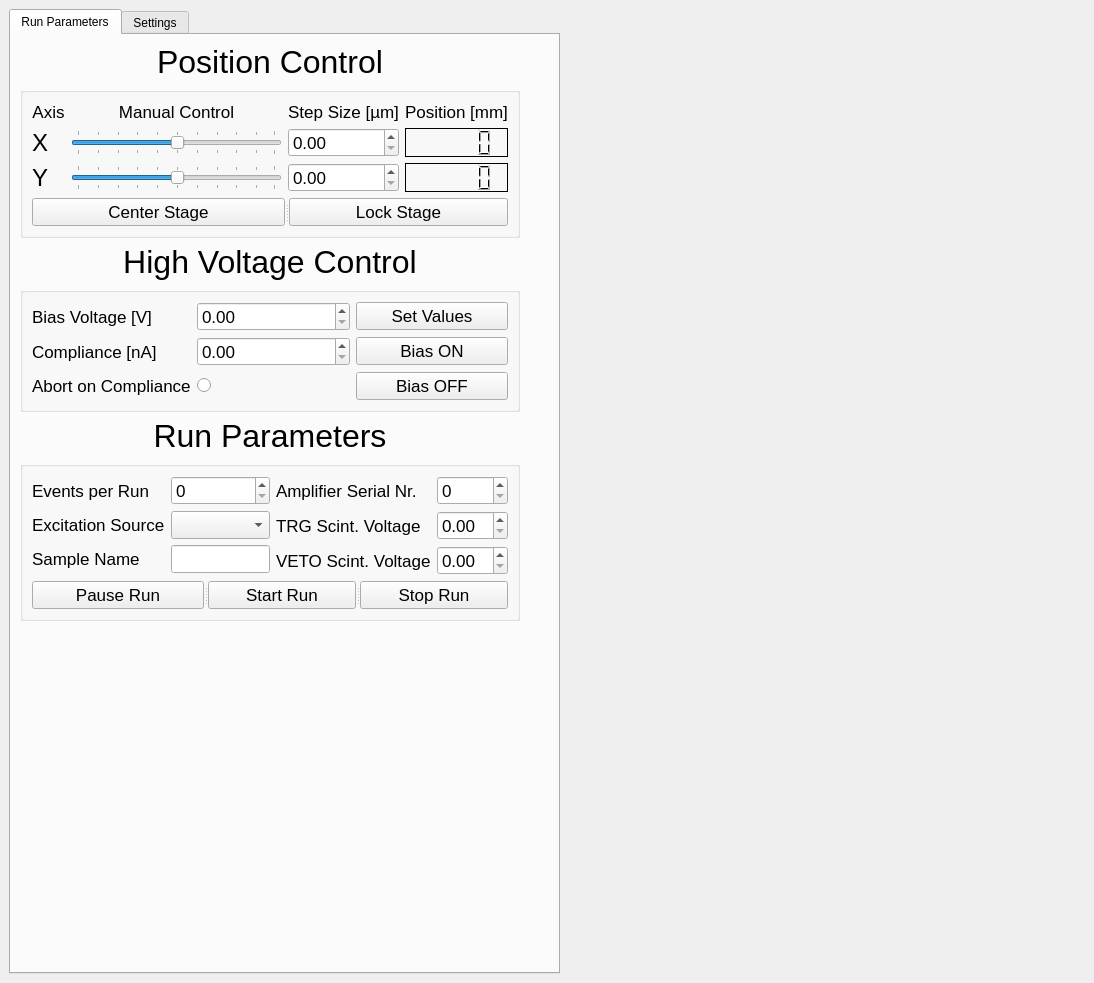
First picture: the form in gui.ui, repository ethz-aps/CCD_Setup_SW, before the edit.
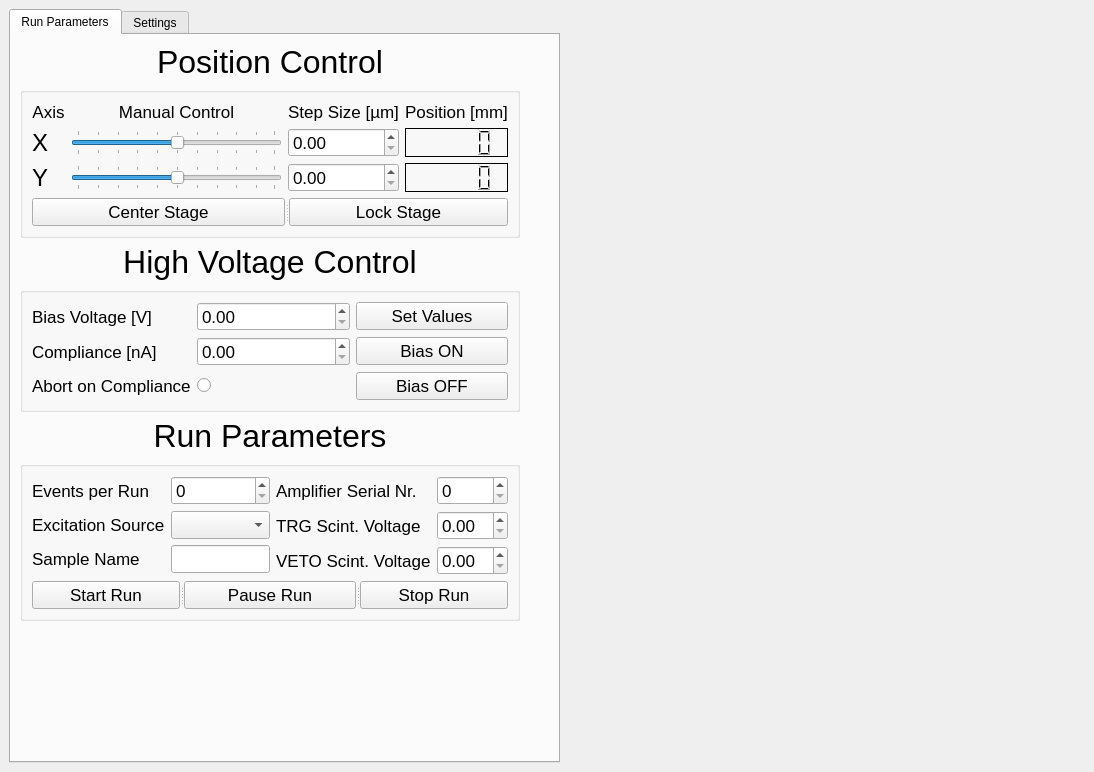
Second picture: the form after the edit. Custom widgets are drawn as their Qt base class.

Commit message: re-ordered signal slots and removed slots

Patch:
```diff
--- a/gui.ui
+++ b/gui.ui
@@ -7,7 +7,7 @@
     <x>0</x>
     <y>0</y>
     <width>1094</width>
-    <height>983</height>
+    <height>772</height>
    </rect>
   </property>
   <property name="windowTitle">
@@ -583,16 +583,16 @@
                      <property name="orientation">
                       <enum>Qt::Horizontal</enum>
                      </property>
-                     <widget class="QPushButton" name="pauseRun">
-                      <property name="text">
-                       <string>Pause Run</string>
-                      </property>
-                     </widget>
                      <widget class="QPushButton" name="startRun">
                       <property name="text">
                        <string>Start Run</string>
                       </property>
                      </widget>
+                     <widget class="QPushButton" name="pauseRun">
+                      <property name="text">
+                       <string>Pause Run</string>
+                      </property>
+                     </widget>
                      <widget class="QPushButton" name="stopRun">
                       <property name="text">
                        <string>Stop Run</string>
@@ -625,7 +625,7 @@
           <property name="minimumSize">
            <size>
             <width>500</width>
-            <height>300</height>
+            <height>200</height>
            </size>
           </property>
          </widget>
@@ -651,7 +651,7 @@
           <property name="minimumSize">
            <size>
             <width>500</width>
-            <height>300</height>
+            <height>200</height>
            </size>
           </property>
          </widget>
@@ -677,7 +677,7 @@
           <property name="minimumSize">
            <size>
             <width>500</width>
-            <height>300</height>
+            <height>200</height>
            </size>
           </property>
           <property name="autoFillBackground">
```
Left out of the diff: 120 changed lines with no effect on the pictures. The commit also changes 1 other file.
